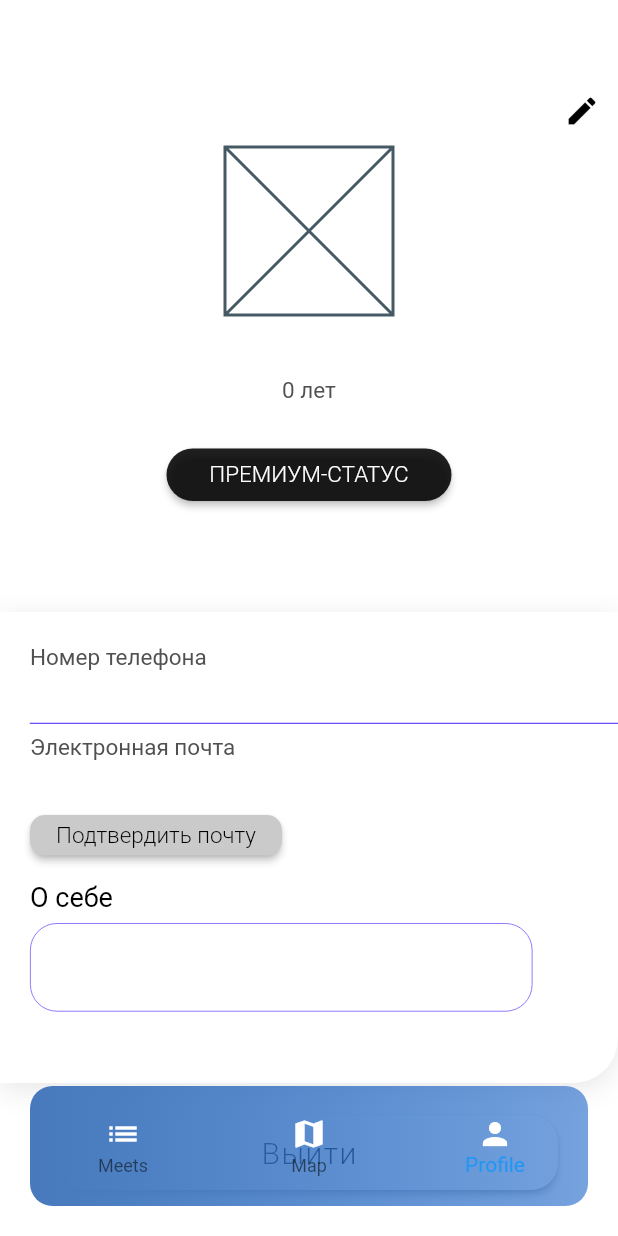
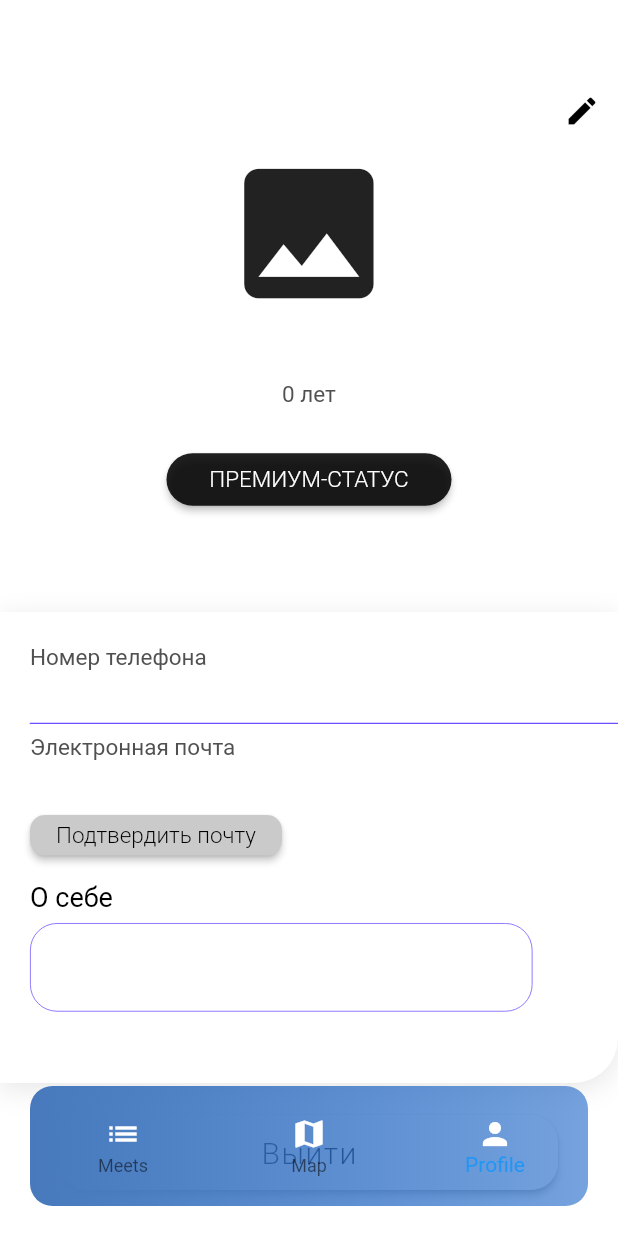
Before and after one commit to anpoda-agency/quick_meet, a Flutter app: the ProfilePage screen opened by its route, on a phone screen of 412 x 824 dp. Run offline on Flutter 3.47's test engine with Material 2 defaults, Android fonts, the phone set to English and light mode, and no system bars; our stand-ins replace cached_network_image, dio, flutter_bloc, flutter_native_splash, geolocator, get_it and 5 more; missing offline and left inert: yandex_mapkit; accounts and stored records are empty; network calls fail; Roboto replaces fonts that are missing (Comfortaa, SF Pro Text).

Commit message:
add_photo_changing_feature_to_profile

```diff
--- a/lib/core/constants.dart
+++ b/lib/core/constants.dart
@@ -9,7 +9,10 @@ abstract class AppConstants {
   static const bool makeCurlClipboard = false;
 
   // base url
-  static const String baseUrl = "http://84.201.154.51:8080/api/v1";
+  static const String baseUrl = "http://158.160.7.241:8080/api/v1";
+
+  // url for get image
+  static const String baseImageUrl = "http://158.160.7.241:9000/";
 
   //activation-code-controller urls
   static const String sendUrl = "/auth/code/send";
--- a/lib/data/models/user_controller/user_get_id_response.dart
+++ b/lib/data/models/user_controller/user_get_id_response.dart
@@ -168,8 +168,7 @@ class BillingAccount {
     this.nextBillDate = '',
   });
 
-  factory BillingAccount.fromJson(Map<String, dynamic> json) =>
-      _$BillingAccountFromJson(json);
+  factory BillingAccount.fromJson(Map<String, dynamic> json) => _$BillingAccountFromJson(json);
   Map<String, dynamic> toJson() => _$BillingAccountToJson(this);
 
   BillingAccount copyWith({
--- /dev/null
+++ b/lib/data/service/number_formatter.dart
@@ -0,0 +1,15 @@
+abstract class NumberFormatter {
+  static String ageFormat(String age) {
+    DateTime birthYearToInt = DateTime.parse(age);
+    int yearsOldToInt = DateTime.now().year - birthYearToInt.year;
+    if (yearsOldToInt % 10 == 1 && yearsOldToInt % 100 != 11) {
+      return '$yearsOldToInt год';
+    } else if (yearsOldToInt % 10 >= 2 &&
+        yearsOldToInt % 10 <= 4 &&
+        (yearsOldToInt % 100 < 10 || yearsOldToInt % 100 >= 20)) {
+      return '$yearsOldToInt года';
+    } else {
+      return '$yearsOldToInt лет';
+    }
+  }
+}
--- /dev/null
+++ b/lib/features/core_widgets/image_network.dart
@@ -0,0 +1,146 @@
+import 'dart:io';
+
+import 'package:cached_network_image/cached_network_image.dart';
+import 'package:flutter/material.dart';
+import 'package:quick_meet/core/constants.dart';
+
+class ImageNetworkWithLoader extends StatelessWidget {
+  ImageNetworkWithLoader({
+    required this.src,
+    this.errorBuilder,
+    this.fit,
+    this.height,
+    this.width,
+    this.headers,
+    this.radius,
+    this.loader = false,
+    Key? key,
+  }) : super(key: key);
+
+  ImageNetworkWithLoader.withUrl({
+    required String src,
+    this.errorBuilder,
+    this.fit,
+    this.height,
+    this.width,
+    this.headers,
+    this.radius,
+    this.loader = false,
+    Key? key,
+  })  : src = AppConstants.baseUrl + src,
+        super(key: key);
+
+  final String src;
+  final Widget? errorBuilder;
+  final BoxFit? fit;
+  final double? width;
+  final double? height;
+  final Map<String, String>? headers;
+  final double? radius;
+  final bool loader;
+
+  final List<String> imageEXT = [
+    '.jpg',
+    '.jpeg',
+    '.png',
+    '.bmp',
+    '.gif',
+    '.bmp',
+  ];
+
+  _check(String val) {
+    final res = imageEXT.firstWhere((el) => val.toLowerCase().contains(el), orElse: () => '');
+    return res.isNotEmpty;
+  }
+
+  @override
+  Widget build(BuildContext context) {
+    return (_check(src))
+        ? SizedBox(
+            width: width,
+            height: height,
+            child: ClipRRect(
+              borderRadius: BorderRadius.circular(radius ?? 0),
+              child: CachedNetworkImage(
+                imageUrl: src,
+                fit: fit,
+                width: width,
+                height: height,
+                httpHeaders: headers,
+                errorWidget: (context, obj, sttr) {
+                  return errorBuilder ??
+                      Icon(
+                        Icons.photo,
+                        size: (width != null) ? (width! * 0.9) : null,
+                      );
+                },
+                progressIndicatorBuilder: (context, url, progress) => Center(
+                  child: CircularProgressIndicator(
+                    value: progress.progress,
+                    color: Theme.of(context).primaryColor,
+                  ),
+                ),
+              ),
+            ),
+          )
+        : errorBuilder ??
+            Icon(
+              Icons.photo,
+              size: (width != null) ? (width! * 0.9) : null,
+            );
+  }
+}
+
+class LogoImage extends StatelessWidget {
+  final String src;
+  final Widget? errorBuilder;
+  final BoxFit? fit;
+  final double radius;
+  final Color? colorBorder;
+  final File? imageFile;
+  final Map<String, String>? headers;
+  const LogoImage({
+    required this.src,
+    this.colorBorder,
+    this.headers,
+    this.imageFile,
+    this.errorBuilder,
+    this.fit,
+    required this.radius,
+    Key? key,
+  }) : super(key: key);
+
+  @override
+  Widget build(BuildContext context) {
+    return Stack(
+      alignment: AlignmentDirectional.center,
+      children: [
+        ClipRRect(
+          borderRadius: BorderRadius.circular(radius),
+          child:
+              Container(height: radius, width: radius, color: colorBorder, child: const SizedBox()),
+        ),
+        ClipRRect(
+          borderRadius: BorderRadius.circular(radius * 0.95),
+          child: SizedBox(
+            height: radius * 0.95,
+            width: radius * 0.95,
+            child: (imageFile != null)
+                ? Image.file(
+                    imageFile!,
+                    fit: fit,
+                  )
+                : ImageNetworkWithLoader(
+                    src: src,
+                    errorBuilder: errorBuilder,
+                    fit: fit,
+                    height: radius * 0.95,
+                    width: radius * 0.95,
+                    headers: headers,
+                  ),
+          ),
+        ),
+      ],
+    );
+  }
+}
--- a/lib/features/profile/profile_editor/bloc/profile_edit_event.dart
+++ b/lib/features/profile/profile_editor/bloc/profile_edit_event.dart
@@ -32,3 +32,7 @@ class ProfileEditInputDescriptionAboutMe extends ProfileEditEvent {
 class ProfileEditSendChanges extends ProfileEditEvent {}
 
 class ProfileEditSendDeleteProfile extends ProfileEditEvent {}
+
+class ProfileEditUploadPhoto extends ProfileEditEvent {}
+
+class ProfileEditDeletePhoto extends ProfileEditEvent {}
--- a/lib/features/profile/profile_editor/bloc/profile_edit_state.dart
+++ b/lib/features/profile/profile_editor/bloc/profile_edit_state.dart
@@ -31,8 +31,10 @@ class PageState {
   final String errMsg;
   final UserUpdateIdRequest request;
   final UserUpdateIdResponse response;
+  final String imagePath;
 
   const PageState({
+    this.imagePath = '',
     this.onAwait = false,
     this.errMsg = '',
     this.request = const UserUpdateIdRequest(),
@@ -44,12 +46,14 @@ class PageState {
     String? errMsg,
     UserUpdateIdRequest? request,
     UserUpdateIdResponse? response,
+    String? imagePath,
   }) {
     return PageState(
       onAwait: onAwait ?? this.onAwait,
       errMsg: errMsg ?? this.errMsg,
       request: request ?? this.request,
       response: response ?? this.response,
+      imagePath: imagePath ?? this.imagePath,
     );
   }
 }
--- a/lib/features/profile/profile_page/bloc/profile_page_bloc.dart
+++ b/lib/features/profile/profile_page/bloc/profile_page_bloc.dart
@@ -1,5 +1,6 @@
 import 'package:flutter_bloc/flutter_bloc.dart';
 import 'package:quick_meet/data/models/auth_controller/auth_login_response.dart';
+import 'package:quick_meet/data/service/number_formatter.dart';
 import 'package:quick_meet/domain/repository/auth_repository.dart';
 import 'package:quick_meet/domain/repository/user_repository.dart';
 
@@ -26,7 +27,7 @@ class ProfilePageBloc extends Bloc<ProfilePageEvent, ProfilePageState> {
     String age = '';
 
     if (model != null) {
-      age = getAge(model.user.birthDate);
+      age = NumberFormatter.ageFormat(model.user.birthDate);
     }
 
     emit(ProfilePageUp(state.pageState.copyWith(user: model, yearsOld: age)));
@@ -37,7 +38,7 @@ class ProfilePageBloc extends Bloc<ProfilePageEvent, ProfilePageState> {
     String age = '';
 
     if (model != null) {
-      age = getAge(model.user.birthDate);
+      age = NumberFormatter.ageFormat(model.user.birthDate);
     }
 
     emit(ProfilePageUp(state.pageState.copyWith(user: model, yearsOld: age)));
@@ -61,18 +62,4 @@ class ProfilePageBloc extends Bloc<ProfilePageEvent, ProfilePageState> {
     add(ProfilePageMsgErr(error.toString()));
     super.onError(error, stackTrace);
   }
-
-  String getAge(String age) {
-    DateTime birthYearToInt = DateTime.parse(age);
-    int yearsOldToInt = DateTime.now().year - birthYearToInt.year;
-    if (yearsOldToInt % 10 == 1 && yearsOldToInt % 100 != 11) {
-      return '$yearsOldToInt год';
-    } else if (yearsOldToInt % 10 >= 2 &&
-        yearsOldToInt % 10 <= 4 &&
-        (yearsOldToInt % 100 < 10 || yearsOldToInt % 100 >= 20)) {
-      return '$yearsOldToInt года';
-    } else {
-      return '$yearsOldToInt лет';
-    }
-  }
 }
--- a/lib/features/profile/profile_page/ui/profile_page.dart
+++ b/lib/features/profile/profile_page/ui/profile_page.dart
@@ -3,12 +3,14 @@ import 'package:flutter/services.dart';
 import 'package:flutter_bloc/flutter_bloc.dart';
 import 'package:get_it/get_it.dart';
 import 'package:go_router/go_router.dart';
+import 'package:quick_meet/core/constants.dart';
 import 'package:quick_meet/domain/repository/auth_repository.dart';
 import 'package:quick_meet/domain/repository/home_repository.dart';
 import 'package:quick_meet/domain/repository/user_repository.dart';
 import 'package:quick_meet/domain/router/route_constants.dart';
 import 'package:quick_meet/domain/router/route_impl.dart';
 import 'package:quick_meet/features/core_widgets/custom_button_widget.dart';
+import 'package:quick_meet/features/core_widgets/image_network.dart';
 import 'package:quick_meet/features/profile/profile_page/bloc/profile_page_bloc.dart';
 
 class ProfilePage extends StatefulWidget {
@@ -60,10 +62,19 @@ class _ProfilePageState extends State<ProfilePage> {
                         children: [
                           IconButton(
                               onPressed: () {
-                                context.read<GetIt>().get<HomeRepository>().changeVisibleNavBar(visible: false);
-                                context.read<RouteImpl>().push(ProfileRoutes.profileEdit.name).then((value) {
+                                context
+                                    .read<GetIt>()
+                                    .get<HomeRepository>()
+                                    .changeVisibleNavBar(visible: false);
+                                context
+                                    .read<RouteImpl>()
+                                    .push(ProfileRoutes.profileEdit.name)
+                                    .then((value) {
                                   context.read<ProfilePageBloc>().add(ProfilePageUpdate());
-                                  context.read<GetIt>().get<HomeRepository>().changeVisibleNavBar(visible: true);
+                                  context
+                                      .read<GetIt>()
+                                      .get<HomeRepository>()
+                                      .changeVisibleNavBar(visible: true);
                                 });
                               },
                               color: Colors.black,
@@ -98,20 +109,14 @@ class _ProfilePageState extends State<ProfilePage> {
                           Center(
                             child: Column(
                               children: [
-                                Container(
-                                  width: 112,
-                                  height: 112,
-                                  child: const Placeholder(),
-                                  // decoration:
-                                  // BoxDecoration(
-                                  //   image:
-                                  //   DecorationImage(
-                                  //     image: NetworkImage(
-                                  //         "https://via.placeholder.com/112x112"),
-                                  //     fit: BoxFit.fill,
-                                  //   ),
-                                  // ),
-                                ),
+                                if (state.pageState.user.user.avatar.href != 'deleted')
+                                  ImageNetworkWithLoader(
+                                      width: 128,
+                                      height: 128,
+                                      fit: BoxFit.cover,
+                                      radius: 128,
+                                      src:
+                                          '${AppConstants.baseImageUrl}file-storage/${state.pageState.user.user.avatar.fileName}'),
                                 const SizedBox(
                                   height: 15,
                                 ),
@@ -155,7 +160,8 @@ class _ProfilePageState extends State<ProfilePage> {
                                       },
                                       style: ElevatedButton.styleFrom(
                                         backgroundColor: Colors.black87,
-                                        shape: RoundedRectangleBorder(borderRadius: BorderRadius.circular(18)),
+                                        shape: RoundedRectangleBorder(
+                                            borderRadius: BorderRadius.circular(18)),
                                       ),
                                       child: const Text(
                                         'ПРЕМИУМ-СТАТУС',
@@ -311,8 +317,10 @@ class _ProfilePageState extends State<ProfilePage> {
                                             //     context, '/auth_sms_code_page');
                                           },
                                           style: ElevatedButton.styleFrom(
-                                            backgroundColor: const Color.fromARGB(255, 202, 202, 202),
-                                            shape: RoundedRectangleBorder(borderRadius: BorderRadius.circular(10)),
+                                            backgroundColor:
+                                                const Color.fromARGB(255, 202, 202, 202),
+                                            shape: RoundedRectangleBorder(
+                                                borderRadius: BorderRadius.circular(10)),
                                           ),
                                           child: const Text(
                                             'Подтвердить почту',
@@ -347,11 +355,13 @@ class _ProfilePageState extends State<ProfilePage> {
                                         decoration: InputDecoration(
                                           enabledBorder: OutlineInputBorder(
                                             borderRadius: BorderRadius.circular(18),
-                                            borderSide: const BorderSide(width: 0.50, color: Color(0xFF6B4EFF)),
+                                            borderSide: const BorderSide(
+                                                width: 0.50, color: Color(0xFF6B4EFF)),
                                           ),
                                           focusedBorder: OutlineInputBorder(
                                             borderRadius: BorderRadius.circular(18),
-                                            borderSide: const BorderSide(width: 0.50, color: Color(0xFF6B4EFF)),
+                                            borderSide: const BorderSide(
+                                                width: 0.50, color: Color(0xFF6B4EFF)),
                                           ),
                                         ),
                                       ),
@@ -360,7 +370,9 @@ class _ProfilePageState extends State<ProfilePage> {
                                       height: 40,
                                     ),
                                     CustomButtonWidget(
-                                        onPressed: () => context.read<ProfilePageBloc>().add(ProfilePageLogOut()),
+                                        onPressed: () => context
+                                            .read<ProfilePageBloc>()
+                                            .add(ProfilePageLogOut()),
                                         title: 'Выйти',
                                         backgroundColor: Colors.white,
                                         widthPadding: 20)
--- a/pubspec.yaml
+++ b/pubspec.yaml
@@ -41,6 +41,7 @@ dependencies:
   geolocator: ^10.0.0
   shared_preferences: ^2.0.15
 
+  image_picker: ^1.0.4
   flutter_bloc: ^8.1.3
 
   json_serializable: ^6.7.1
@@ -59,6 +60,7 @@ dependencies:
   cupertino_icons: ^1.0.2
   path_provider: ^2.1.0
   intl: ^0.18.1
+  cached_network_image: ^3.2.3
 
 dev_dependencies:
   flutter_test:
```
Also changed, not shown: lib/data/models/auth_controller/auth_login_response.dart (+39 -3 lines), lib/data/network/api/user_api.dart (+13 -15 lines), lib/data/network/dio_client.dart (+52 -7 lines), lib/di/service_locator.dart (+10 -4 lines), lib/domain/repository/user_repository.dart (+9 -5 lines), lib/features/profile/profile_editor/bloc/profile_edit_bloc.dart (+50 -4 lines), lib/features/profile/profile_editor/ui/profile_edit_page.dart (+72 -14 lines), lib/data/models/auth_controller/auth_login_response.g.dart, pubspec.lock, 3 other files.
